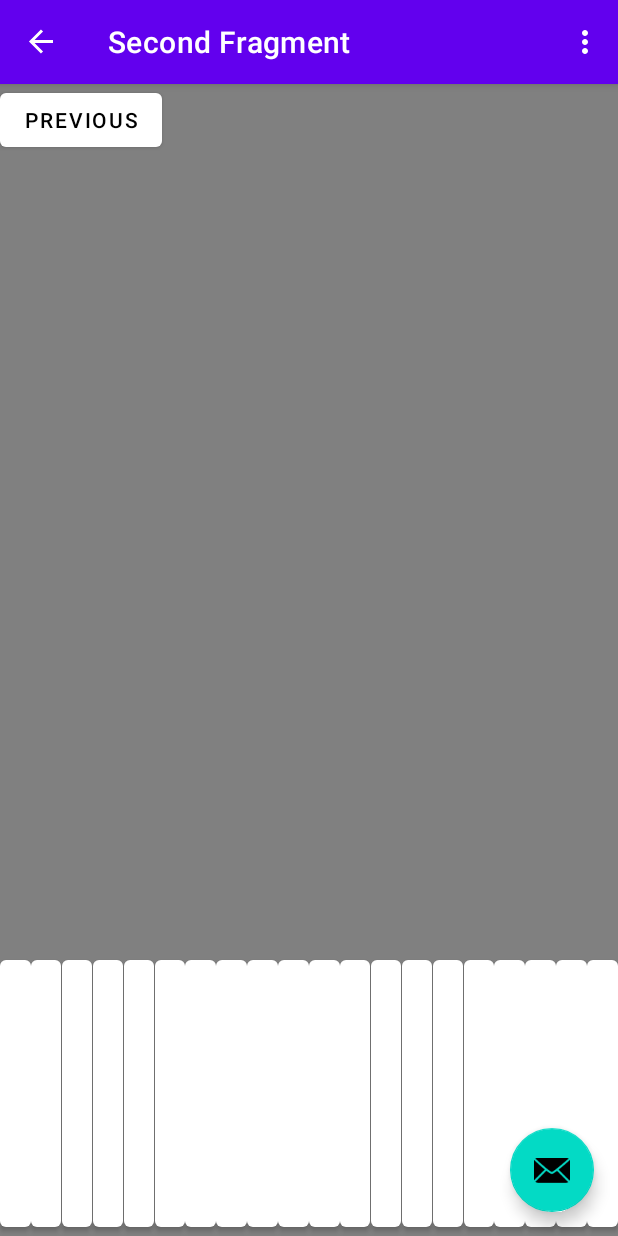
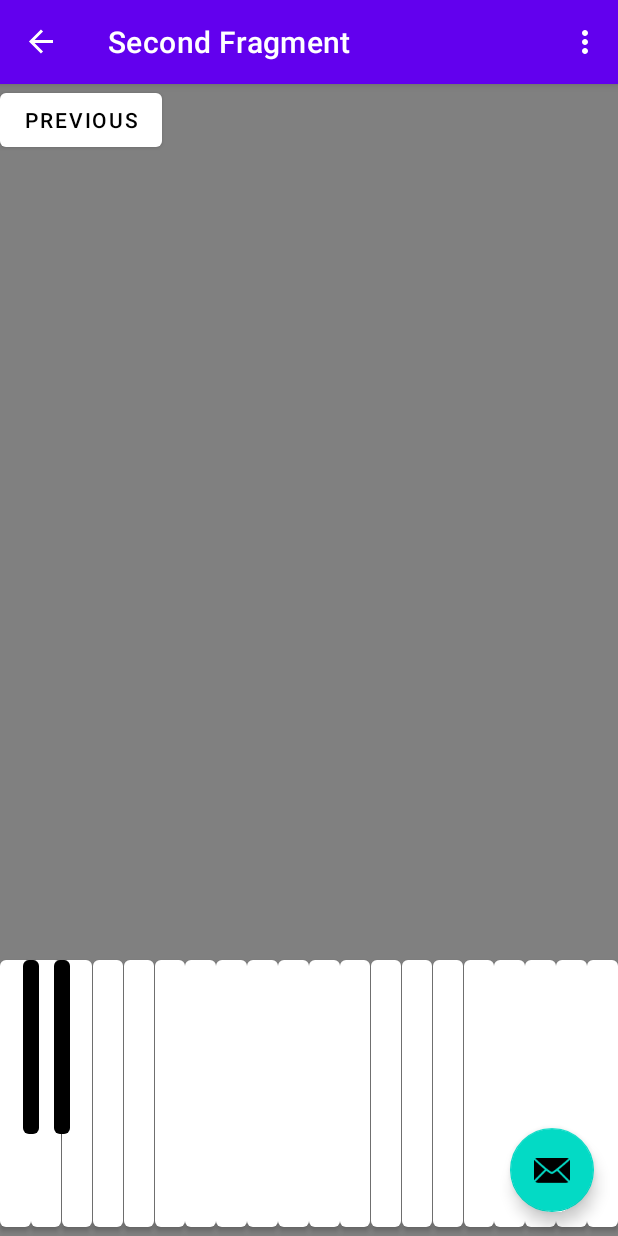
Before and after one commit to DavidRadberg/PitchTrainer, an Android app: the SecondFragment screen opened through its navigation route, on a phone screen of 412 x 824 dp. Run offline under Robolectric (Android 15) with nearby library versions, the phone set to English and light mode, and no system bars; our stand-ins replace navigation-ui.

Commit message:
Adding black buttons
Need to find a way to keep black buttons
on top of white buttons at all times

```diff
--- a/app/src/main/res/layout/fragment_second.xml
+++ b/app/src/main/res/layout/fragment_second.xml
@@ -15,6 +15,13 @@
         app:layout_constraintGuide_percent=".0" />
 
     <androidx.constraintlayout.widget.Guideline
+        android:id="@+id/guideline_04"
+        android:layout_width="wrap_content"
+        android:layout_height="wrap_content"
+        android:orientation="vertical"
+        app:layout_constraintGuide_percent=".037" />
+
+    <androidx.constraintlayout.widget.Guideline
         android:id="@+id/guideline_05"
         android:layout_width="wrap_content"
         android:layout_height="wrap_content"
@@ -22,11 +29,32 @@
         app:layout_constraintGuide_percent=".05" />
 
     <androidx.constraintlayout.widget.Guideline
+        android:id="@+id/guideline_06"
+        android:layout_width="wrap_content"
+        android:layout_height="wrap_content"
+        android:orientation="vertical"
+        app:layout_constraintGuide_percent=".063" />
+
+    <androidx.constraintlayout.widget.Guideline
+        android:id="@+id/guideline_09"
+        android:layout_width="wrap_content"
+        android:layout_height="wrap_content"
+        android:orientation="vertical"
+        app:layout_constraintGuide_percent=".087" />
+
+    <androidx.constraintlayout.widget.Guideline
         android:id="@+id/guideline_10"
         android:layout_width="wrap_content"
         android:layout_height="wrap_content"
         android:orientation="vertical"
         app:layout_constraintGuide_percent=".10" />
+
+    <androidx.constraintlayout.widget.Guideline
+        android:id="@+id/guideline_11"
+        android:layout_width="wrap_content"
+        android:layout_height="wrap_content"
+        android:orientation="vertical"
+        app:layout_constraintGuide_percent=".113" />
 
     <androidx.constraintlayout.widget.Guideline
         android:id="@+id/guideline_15"
@@ -526,4 +554,31 @@
         app:layout_constraintLeft_toLeftOf="@+id/guideline_95"
         app:layout_constraintStart_toStartOf="@+id/guideline_95" />
 
+    <Button
+        android:id="@+id/button_db3"
+        android:layout_width="0dp"
+        android:layout_height="128dp"
+
+        android:layout_marginBottom="62dp"
+        android:theme="@style/Button.Black"
+        app:layout_constraintBottom_toBottomOf="parent"
+        app:layout_constraintEnd_toStartOf="@+id/guideline_06"
+        app:layout_constraintHorizontal_bias="1.0"
+        app:layout_constraintLeft_toLeftOf="@+id/guideline_04"
+        app:layout_constraintStart_toStartOf="@+id/guideline_04" />
+
+    <Button
+        android:id="@+id/button_eb3"
+        android:layout_width="0dp"
+        android:layout_height="128dp"
+        android:elevation="100dp"
+
+        android:layout_marginBottom="62dp"
+        android:theme="@style/Button.Black"
+        app:layout_constraintBottom_toBottomOf="parent"
+        app:layout_constraintEnd_toStartOf="@+id/guideline_11"
+        app:layout_constraintHorizontal_bias="1.0"
+        app:layout_constraintLeft_toLeftOf="@+id/guideline_09"
+        app:layout_constraintStart_toStartOf="@+id/guideline_09" />
+
 </androidx.constraintlayout.widget.ConstraintLayout>
--- a/app/src/main/res/values/themes.xml
+++ b/app/src/main/res/values/themes.xml
@@ -24,6 +24,11 @@
         <item name="colorOnPrimary">@color/black</item>
     </style>
 
+    <style name="Button.Black" parent="ThemeOverlay.AppCompat">
+        <item name="colorPrimary">@android:color/black</item>
+        <item name="colorOnPrimary">@color/white</item>
+    </style>
+
     <style name="Theme.PitchTrainer.AppBarOverlay" parent="ThemeOverlay.AppCompat.Dark.ActionBar" />
 
     <style name="Theme.PitchTrainer.PopupOverlay" parent="ThemeOverlay.AppCompat.Light" />
```
